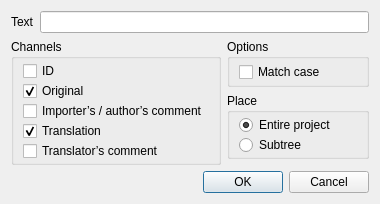
The window that UTranslator/FmFind.ui (Mercury13/utranslator) describes before a commit, drawn with Qt 5.
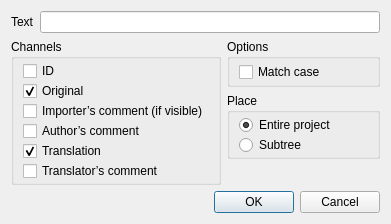
The same window after the commit.

Commit message: Importer’s comment is separate channel

The edit to the form file:
```diff
--- a/UTranslator/FmFind.ui
+++ b/UTranslator/FmFind.ui
@@ -6,8 +6,8 @@
    <rect>
     <x>0</x>
     <y>0</y>
-    <width>380</width>
-    <height>197</height>
+    <width>391</width>
+    <height>203</height>
    </rect>
   </property>
   <property name="windowTitle">
@@ -68,7 +68,14 @@
         <item>
          <widget class="QCheckBox" name="chkChanImportersAuthorsComment">
           <property name="text">
-           <string>Importer’s / author’s comment</string>
+           <string>Importer’s comment (if visible)</string>
+          </property>
+         </widget>
+        </item>
+        <item>
+         <widget class="QCheckBox" name="chkChanAuthorsComment">
+          <property name="text">
+           <string>Author’s comment</string>
           </property>
          </widget>
         </item>
```
Left out of the diff: 14 changed lines with no effect on the pictures. The commit also changes 4 other files.
